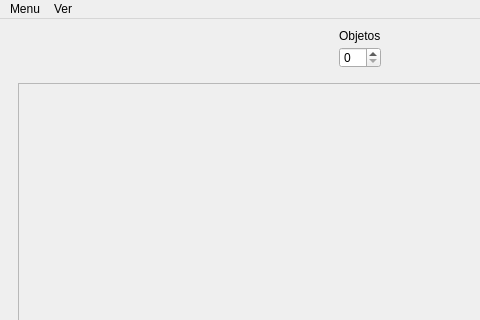
eyehalcon97/Indi-Cosmos, file Indi-Cosmos/mainwindow.ui: the form before one commit; both pictures show x 0 to 480 and y 0 to 320 of the 1280 by 720 pixel window.
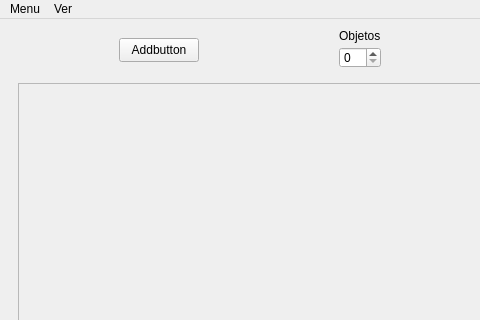
The form after the commit.

```diff
--- a/Indi-Cosmos/mainwindow.ui
+++ b/Indi-Cosmos/mainwindow.ui
@@ -73,6 +73,19 @@
         <string>Objetos</string>
        </property>
       </widget>
+      <widget class="QPushButton" name="pushButton">
+       <property name="geometry">
+        <rect>
+         <x>110</x>
+         <y>10</y>
+         <width>80</width>
+         <height>24</height>
+        </rect>
+       </property>
+       <property name="text">
+        <string>Addbutton</string>
+       </property>
+      </widget>
      </widget>
     </item>
     <item row="1" column="0">
```
Left out of the diff: 6 changed lines with no effect on the pictures.
